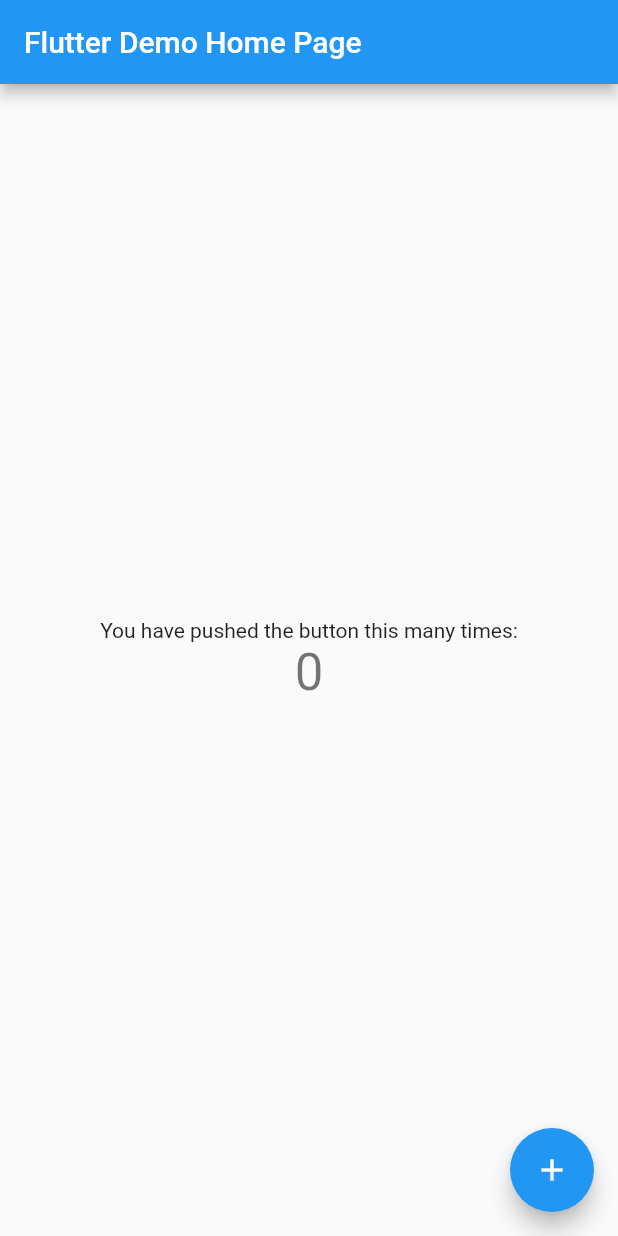
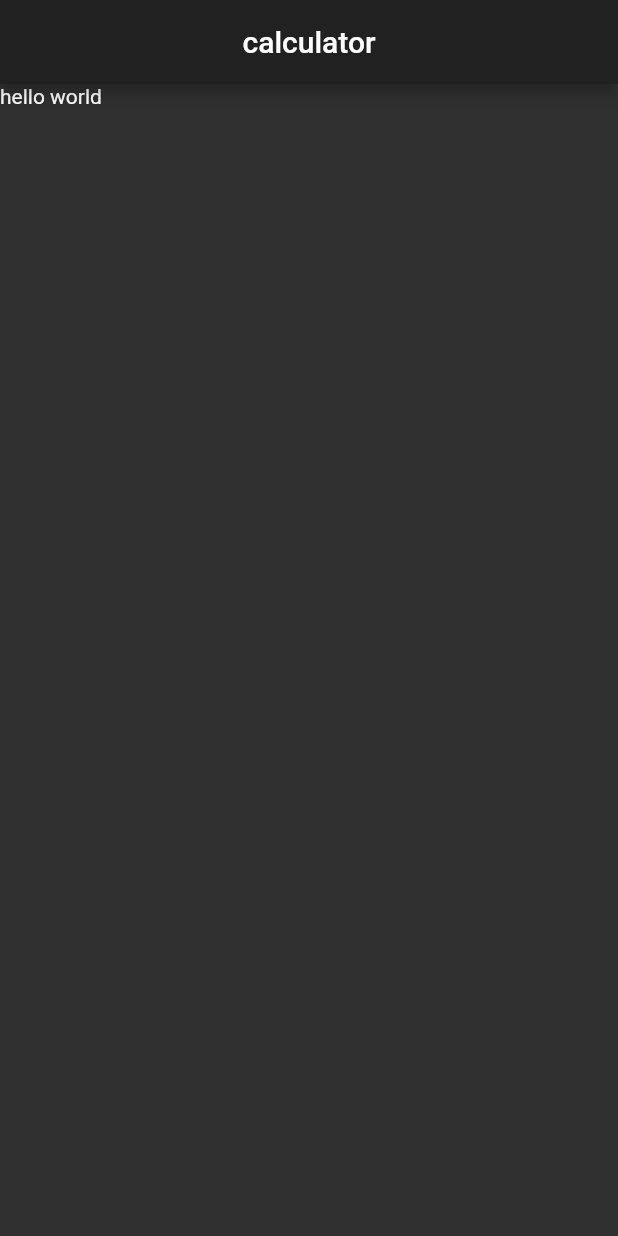
Before and after one commit to nimanthaF/calculator, a Flutter app: the screen it shows after launch, on a phone screen of 412 x 824 dp. Run offline on Flutter 3.47's test engine with Material 2 defaults, Android fonts, the phone set to English and light mode, and no system bars.

Commit message:
before adding buttons

```diff
--- /dev/null
+++ b/calculator_app/lib/home_page.dart
@@ -0,0 +1,23 @@
+import 'package:flutter/material.dart';
+
+class HomePage extends StatefulWidget {
+  @override
+  _HomePageState createState() => _HomePageState();
+}
+
+class _HomePageState extends State<HomePage> {
+  @override
+  Widget build(BuildContext context) {
+    return new Scaffold(
+        appBar:AppBar(
+          title: Text("calculator"),
+          centerTitle: true,
+        ),
+        body: new Container(
+          child: Text("hello world"),
+        ),
+    );
+  }
+
+
+}
--- a/calculator_app/lib/main.dart
+++ b/calculator_app/lib/main.dart
@@ -1,4 +1,5 @@
 import 'package:flutter/material.dart';
+import 'home_page.dart';
 
 void main() => runApp(MyApp());
 
@@ -7,105 +8,10 @@ class MyApp extends StatelessWidget {
   @override
   Widget build(BuildContext context) {
     return MaterialApp(
-      title: 'Flutter Demo',
-      theme: ThemeData(
-        // This is the theme of your application.
-        //
-        // Try running your application with "flutter run". You'll see the
-        // application has a blue toolbar. Then, without quitting the app, try
-        // changing the primarySwatch below to Colors.green and then invoke
-        // "hot reload" (press "r" in the console where you ran "flutter run",
-        // or simply save your changes to "hot reload" in a Flutter IDE).
-        // Notice that the counter didn't reset back to zero; the application
-        // is not restarted.
-        primarySwatch: Colors.blue,
-      ),
-      home: MyHomePage(title: 'Flutter Demo Home Page'),
+      title: "Calculator App",
+      theme: new ThemeData.dark(),
+      home: new HomePage(),
+
     );
   }
 }
-
-class MyHomePage extends StatefulWidget {
-  MyHomePage({Key key, this.title}) : super(key: key);
-
-  // This widget is the home page of your application. It is stateful, meaning
-  // that it has a State object (defined below) that contains fields that affect
-  // how it looks.
-
-  // This class is the configuration for the state. It holds the values (in this
-  // case the title) provided by the parent (in this case the App widget) and
-  // used by the build method of the State. Fields in a Widget subclass are
-  // always marked "final".
-
-  final String title;
-
-  @override
-  _MyHomePageState createState() => _MyHomePageState();
-}
-
-class _MyHomePageState extends State<MyHomePage> {
-  int _counter = 0;
-
-  void _incrementCounter() {
-    setState(() {
-      // This call to setState tells the Flutter framework that something has
-      // changed in this State, which causes it to rerun the build method below
-      // so that the display can reflect the updated values. If we changed
-      // _counter without calling setState(), then the build method would not be
-      // called again, and so nothing would appear to happen.
-      _counter++;
-    });
-  }
-
-  @override
-  Widget build(BuildContext context) {
-    // This method is rerun every time setState is called, for instance as done
-    // by the _incrementCounter method above.
-    //
-    // The Flutter framework has been optimized to make rerunning build methods
-    // fast, so that you can just rebuild anything that needs updating rather
-    // than having to individually change instances of widgets.
-    return Scaffold(
-      appBar: AppBar(
-        // Here we take the value from the MyHomePage object that was created by
-        // the App.build method, and use it to set our appbar title.
-        title: Text(widget.title),
-      ),
-      body: Center(
-        // Center is a layout widget. It takes a single child and positions it
-        // in the middle of the parent.
-        child: Column(
-          // Column is also a layout widget. It takes a list of children and
-          // arranges them vertically. By default, it sizes itself to fit its
-          // children horizontally, and tries to be as tall as its parent.
-          //
-          // Invoke "debug painting" (press "p" in the console, choose the
-          // "Toggle Debug Paint" action from the Flutter Inspector in Android
-          // Studio, or the "Toggle Debug Paint" command in Visual Studio Code)
-          // to see the wireframe for each widget.
-          //
-          // Column has various properties to control how it sizes itself and
-          // how it positions its children. Here we use mainAxisAlignment to
-          // center the children vertically; the main axis here is the vertical
-          // axis because Columns are vertical (the cross axis would be
-          // horizontal).
-          mainAxisAlignment: MainAxisAlignment.center,
-          children: <Widget>[
-            Text(
-              'You have pushed the button this many times:',
-            ),
-            Text(
-              '$_counter',
-              style: Theme.of(context).textTheme.display1,
-            ),
-          ],
-        ),
-      ),
-      floatingActionButton: FloatingActionButton(
-        onPressed: _incrementCounter,
-        tooltip: 'Increment',
-        child: Icon(Icons.add),
-      ), // This trailing comma makes auto-formatting nicer for build methods.
-    );
-  }
-}
```
